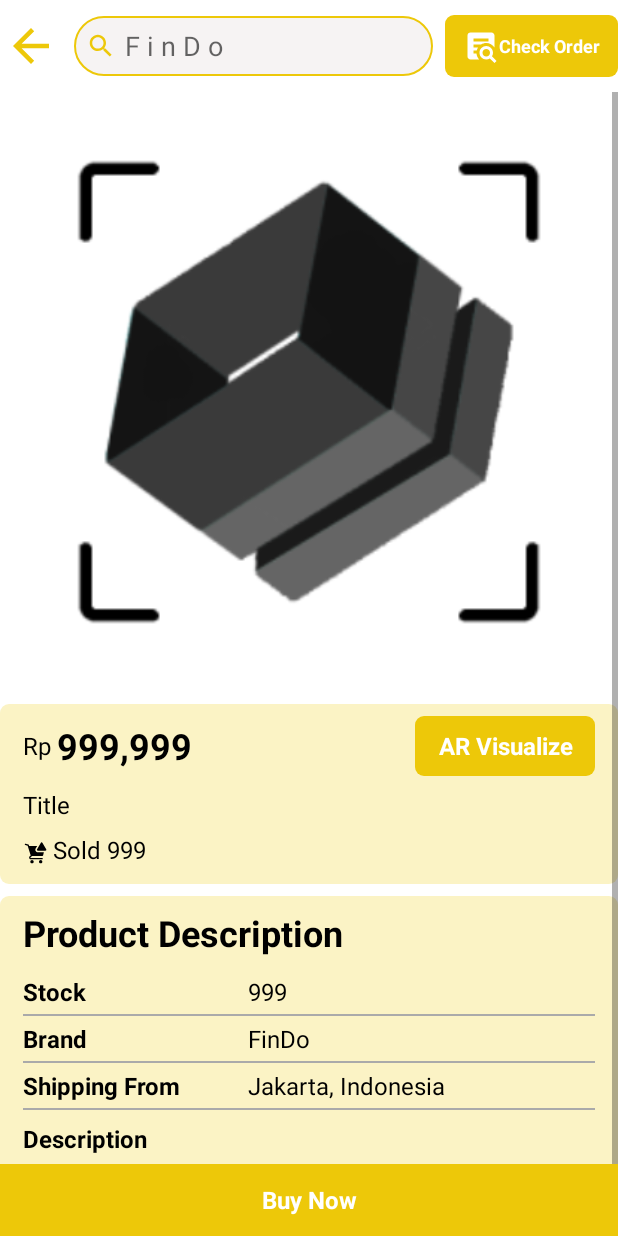
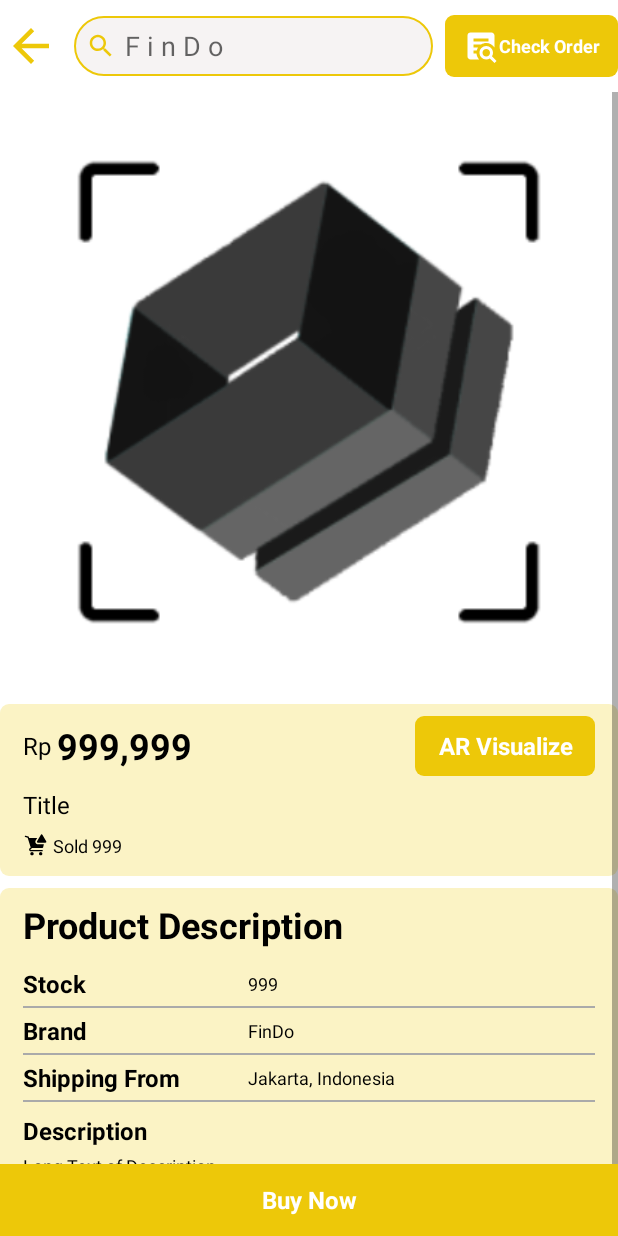
Before and after one commit to sivalijaya/FinDo, an Android app: the ProductDetailActivity screen opened directly, with no data from a screen before it, on a phone screen of 412 x 824 dp. Run offline under Robolectric (Android 15) with nearby library versions, the phone set to English and light mode, and no system bars; our stand-ins replace Firebase (no records; nobody signed in at launch, a user with empty details on screens opened directly), Picasso; pictures from the network do not load; 2 statements that could not run were skipped.

Commit message:
update productDetail view

```diff
--- a/app/src/main/res/layout/activity_product_detail.xml
+++ b/app/src/main/res/layout/activity_product_detail.xml
@@ -113,7 +113,7 @@
                         android:layout_marginLeft="4dp"
                         android:text="Sold "
                         android:textColor="@color/black"
-                        android:textSize="16dp" />
+                        android:textSize="12dp" />
 
                     <TextView
                         android:id="@+id/total_sold"
@@ -122,7 +122,7 @@
                         android:layout_gravity="center"
                         android:text="999"
                         android:textColor="@color/black"
-                        android:textSize="16dp" />
+                        android:textSize="12dp" />
                 </LinearLayout>
 
             </LinearLayout>
@@ -168,7 +168,7 @@
                         android:layout_gravity="center"
                         android:text="999"
                         android:textColor="@color/black"
-                        android:textSize="16dp" />
+                        android:textSize="12dp" />
                 </LinearLayout>
 
                 <View
@@ -199,7 +199,7 @@
                         android:layout_gravity="center"
                         android:text="FinDo"
                         android:textColor="@color/black"
-                        android:textSize="16dp" />
+                        android:textSize="12dp" />
                 </LinearLayout>
 
                 <View
@@ -230,7 +230,7 @@
                         android:layout_gravity="center"
                         android:text="Jakarta, Indonesia"
                         android:textColor="@color/black"
-                        android:textSize="16dp" />
+                        android:textSize="12dp" />
                 </LinearLayout>
 
                 <View
@@ -254,9 +254,10 @@
                     android:layout_width="wrap_content"
                     android:layout_height="wrap_content"
                     android:layout_marginTop="4dp"
+                    android:justificationMode="inter_word"
                     android:text="Long Text of Description"
                     android:textColor="@color/black"
-                    android:textSize="16dp" />
+                    android:textSize="12dp" />
             </LinearLayout>
 
         </LinearLayout>
```
